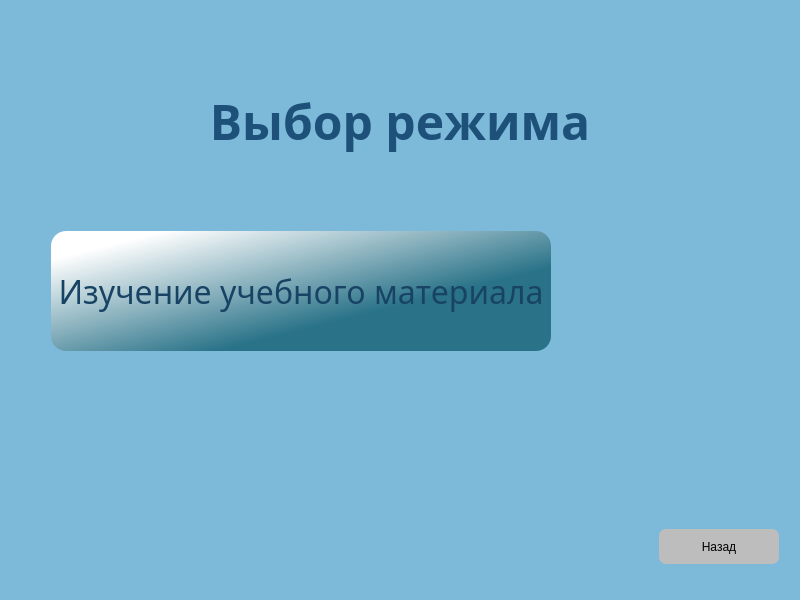
Above: Client/jeducation-v0.1/choosemode.ui from Avedik/Desktop-application-IEducation before the change. Below: the same form after it.
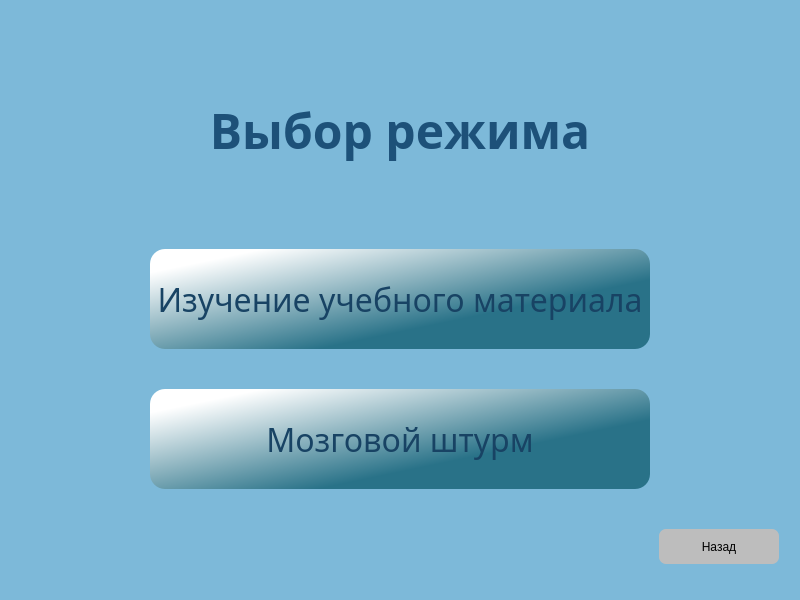
That is the form after the change.

Commit message: Добавил кнопку выбора режима мозговой шторм

```diff
--- a/Client/jeducation-v0.1/choosemode.ui
+++ b/Client/jeducation-v0.1/choosemode.ui
@@ -76,6 +76,8 @@
     </layout>
    </item>
    <item>
+    <layout class="QVBoxLayout" name="verticalLayout_2">
+     <item>
     <layout class="QHBoxLayout" name="horizontalLayout_2">
      <property name="topMargin">
       <number>0</number>
@@ -89,7 +91,7 @@
         <enum>Qt::Horizontal</enum>
        </property>
        <property name="sizeType">
-        <enum>QSizePolicy::Fixed</enum>
+          <enum>QSizePolicy::Expanding</enum>
        </property>
        <property name="sizeHint" stdset="0">
         <size>
@@ -104,7 +106,7 @@
        <property name="minimumSize">
         <size>
          <width>500</width>
-         <height>120</height>
+           <height>100</height>
         </size>
        </property>
        <property name="font">
@@ -140,17 +142,65 @@
     </layout>
    </item>
    <item>
-    <spacer name="verticalSpacer">
+      <layout class="QHBoxLayout" name="horizontalLayout_6">
+       <item>
+        <spacer name="horizontalSpacer_5">
      <property name="orientation">
-      <enum>Qt::Vertical</enum>
-     </property>
+          <enum>Qt::Horizontal</enum>
+         </property>
+         <property name="sizeType">
+          <enum>QSizePolicy::Expanding</enum>
+         </property>
      <property name="sizeHint" stdset="0">
       <size>
-       <width>20</width>
-       <height>40</height>
+           <width>40</width>
+           <height>20</height>
       </size>
      </property>
     </spacer>
+       </item>
+       <item>
+        <widget class="QPushButton" name="pushButton_3">
+         <property name="minimumSize">
+          <size>
+           <width>500</width>
+           <height>100</height>
+          </size>
+         </property>
+         <property name="font">
+          <font>
+           <family>Bahnschrift</family>
+           <pointsize>24</pointsize>
+          </font>
+         </property>
+         <property name="styleSheet">
+          <string notr="true">background-color: qlineargradient(spread:pad, x1:0.652, y1:0.67, x2:0.096, y2:0.136227, stop:0 rgba(41, 114, 136, 255), stop:1 rgba(255, 255, 255, 255));
+border:20px;
+border-radius:15;
+color: rgb(24, 67, 100);
+</string>
+         </property>
+         <property name="text">
+          <string>Мозговой штурм</string>
+         </property>
+        </widget>
+       </item>
+       <item>
+        <spacer name="horizontalSpacer_6">
+         <property name="orientation">
+          <enum>Qt::Horizontal</enum>
+         </property>
+         <property name="sizeHint" stdset="0">
+          <size>
+           <width>40</width>
+           <height>20</height>
+          </size>
+         </property>
+        </spacer>
+       </item>
+      </layout>
+     </item>
+    </layout>
    </item>
    <item>
     <layout class="QHBoxLayout" name="horizontalLayout">
```
Lines whose indentation alone changed are shown as unchanged.
